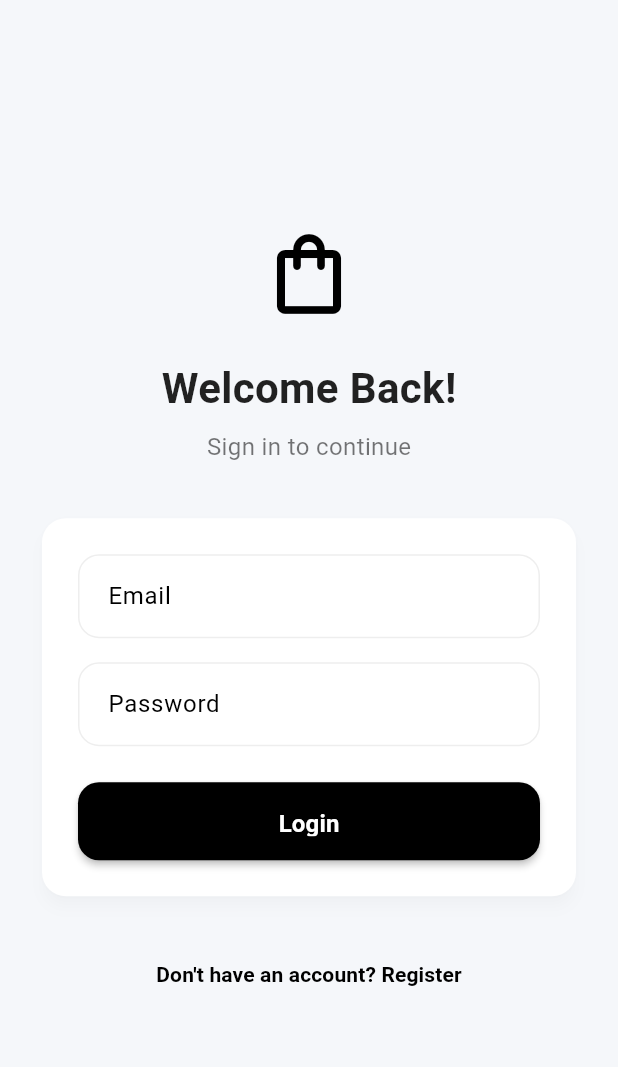
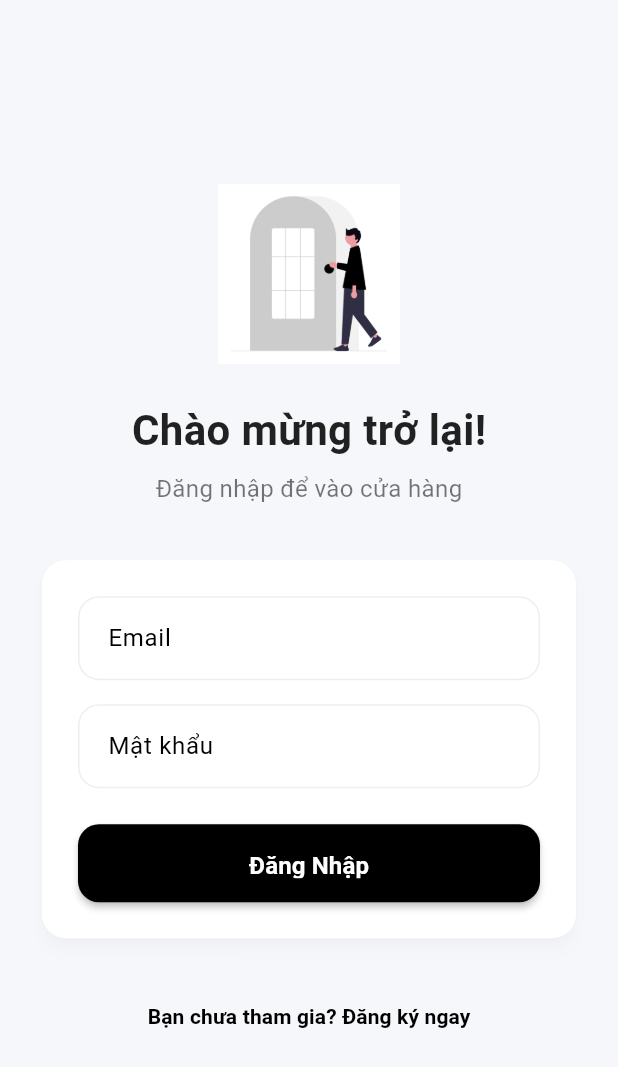
Before and after one commit to tamfc123/fashion_fontend, a Flutter app: the screen it shows after launch, on a phone screen of 412 x 824 dp. Shown: the top 1067 px of the screen. Run offline on Flutter 3.47's test engine with Material 3 defaults, Android fonts, the phone set to English and light mode, and no system bars; our stand-ins replace connectivity_plus, dartz, equatable, flutter_bloc, flutter_secure_storage, get_it and 3 more.

Commit message:
redesign login screen UI

```diff
--- a/lib/features/auth/presentation/pages/login_page.dart
+++ b/lib/features/auth/presentation/pages/login_page.dart
@@ -84,8 +84,9 @@ class _LoginPageState extends State<LoginPage> {
                   mainAxisAlignment: MainAxisAlignment.center,
                   children: [
                     const AuthHeader(
-                      title: 'Welcome Back!',
-                      subtitle: 'Sign in to continue',
+                      title: 'Chào mừng trở lại!',
+                      subtitle: 'Đăng nhập để vào cửa hàng',
+                      imagePath: 'assets/images/login.png',
                     ),
                     const SizedBox(height: 32),
                     Card(
@@ -109,10 +110,10 @@ class _LoginPageState extends State<LoginPage> {
                                 keyboardType: TextInputType.emailAddress,
                                 validator: (value) {
                                   if (value == null || value.trim().isEmpty) {
-                                    return 'Email is required';
+                                    return 'Vui lòng nhập Email';
                                   }
                                   if (!value.contains('@')) {
-                                    return 'Invalid email format';
+                                    return 'Email không hợp lệ';
                                   }
                                   return null;
                                 },
@@ -120,15 +121,15 @@ class _LoginPageState extends State<LoginPage> {
                               const SizedBox(height: 16),
                               AuthTextField(
                                 controller: _passwordController,
-                                label: 'Password',
+                                label: 'Mật khẩu',
                                 readOnly: isLoading,
                                 obscureText: true,
                                 validator: (value) {
                                   if (value == null || value.trim().isEmpty) {
-                                    return 'Password is required';
+                                    return 'Vui lòng nhập Mật khẩu';
                                   }
                                   if (value.length < 6) {
-                                    return 'Password must be at least 6 characters';
+                                    return 'Mật khẩu tối thiểu 6 ký tự';
                                   }
                                   return null;
                                 },
@@ -136,7 +137,7 @@ class _LoginPageState extends State<LoginPage> {
                               const SizedBox(height: 24),
                               AuthButton(
                                 onPressed: _onLoginSubmitted,
-                                text: 'Login',
+                                text: 'Đăng Nhập',
                                 isLoading: isLoading,
                               ),
                             ],
@@ -159,7 +160,7 @@ class _LoginPageState extends State<LoginPage> {
                         foregroundColor: Theme.of(context).colorScheme.primary,
                       ),
                       child: const Text(
-                        'Don\'t have an account? Register',
+                        'Bạn chưa tham gia? Đăng ký ngay',
                         style: TextStyle(fontWeight: FontWeight.w600),
                       ),
                     ),
--- a/lib/features/auth/presentation/widgets/auth_header.dart
+++ b/lib/features/auth/presentation/widgets/auth_header.dart
@@ -3,18 +3,27 @@ import 'package:flutter/material.dart';
 class AuthHeader extends StatelessWidget {
   final String title;
   final String subtitle;
+  final String? imagePath;
 
-  const AuthHeader({super.key, required this.title, required this.subtitle});
+  const AuthHeader({
+    super.key,
+    required this.title,
+    required this.subtitle,
+    this.imagePath,
+  });
 
   @override
   Widget build(BuildContext context) {
     return Column(
       children: [
-        Icon(
-          Icons.shopping_bag_outlined,
-          size: 64,
-          color: Theme.of(context).colorScheme.primary,
-        ),
+        if (imagePath != null)
+          Image.asset(imagePath!, height: 120, fit: BoxFit.contain)
+        else
+          Icon(
+            Icons.shopping_bag_outlined,
+            size: 64,
+            color: Theme.of(context).colorScheme.primary,
+          ),
         const SizedBox(height: 24),
         Text(
           title,
```
